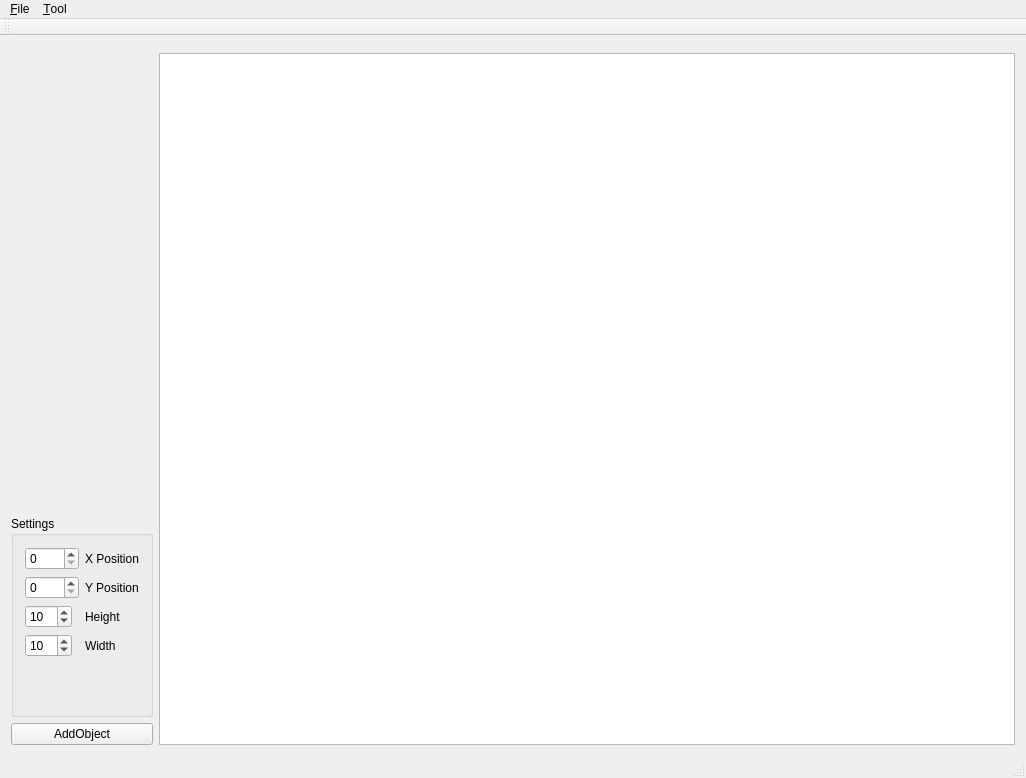
First picture: the form in mainwindow.ui, repository benediktrauch/VectorDrawing, before the edit.
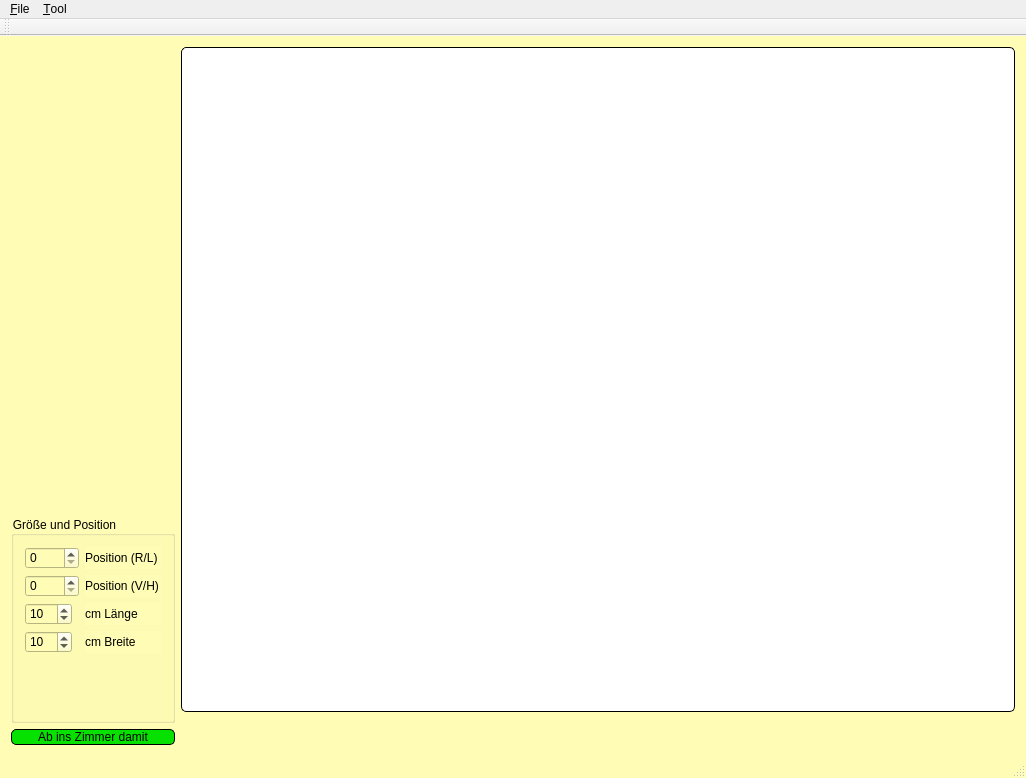
Second picture: the form after the edit. Icons and pictures are not drawn. Custom widgets are drawn as their Qt base class.

Commit message: added rotation, colors and buttons

Patch:
```diff
--- a/mainwindow.ui
+++ b/mainwindow.ui
@@ -17,10 +17,50 @@
    <iconset resource="Images/selecttool.qrc">
     <normaloff>:/new/prefix1/ic_add_box_black_48dp.png</normaloff>:/new/prefix1/ic_add_box_black_48dp.png</iconset>
   </property>
+  <property name="styleSheet">
+   <string notr="true">QMainWindow {
+     background-color: #FFFDB5;
+}</string>
+  </property>
   <widget class="QWidget" name="centralWidget">
+   <property name="styleSheet">
+    <string notr="true">QWidget {
+     background-color: #FFFDB5;
+}</string>
+   </property>
    <layout class="QGridLayout" name="gridLayout">
     <item row="0" column="0">
      <layout class="QGridLayout" name="gridLayout_3">
+      <item row="1" column="3" rowspan="3">
+       <layout class="QGridLayout" name="gridLayout_5">
+        <item row="1" column="0" rowspan="2">
+         <widget class="ObjectSettings" name="objectSettingsWidget" native="true">
+          <property name="minimumSize">
+           <size>
+            <width>0</width>
+            <height>27</height>
+           </size>
+          </property>
+         </widget>
+        </item>
+        <item row="0" column="0">
+         <widget class="QGraphicsView" name="graphicsView">
+          <property name="cursor" stdset="0">
+           <cursorShape>ArrowCursor</cursorShape>
+          </property>
+          <property name="styleSheet">
+           <string notr="true">QWidget {
+	background-color: #FFFFFF; border: 1px solid black;
+	border-radius: 5px;
+}</string>
+          </property>
+          <property name="alignment">
+           <set>Qt::AlignLeading|Qt::AlignLeft|Qt::AlignTop</set>
+          </property>
+         </widget>
+        </item>
+       </layout>
+      </item>
       <item row="3" column="2">
        <layout class="QGridLayout" name="gridLayout_2">
         <item row="5" column="0">
@@ -28,7 +68,7 @@
           <item row="1" column="0">
            <widget class="QGroupBox" name="settingsBox">
             <property name="title">
-             <string>Settings</string>
+             <string>Größe und Position</string>
             </property>
             <layout class="QHBoxLayout" name="horizontalLayout_2">
              <item>
@@ -36,14 +76,14 @@
                <item row="0" column="1">
                 <widget class="QLabel" name="lb_x_pos">
                  <property name="text">
-                  <string>X Position</string>
+                  <string>Position (R/L) </string>
                  </property>
                 </widget>
                </item>
                <item row="1" column="1">
                 <widget class="QLabel" name="lb_y_pos">
                  <property name="text">
-                  <string>Y Position</string>
+                  <string>Position (V/H)</string>
                  </property>
                 </widget>
                </item>
@@ -60,14 +100,14 @@
                <item row="3" column="1">
                 <widget class="QLabel" name="lb_width">
                  <property name="text">
-                  <string>Width</string>
+                  <string>cm Breite</string>
                  </property>
                 </widget>
                </item>
                <item row="2" column="1">
                 <widget class="QLabel" name="lb_height">
                  <property name="text">
-                  <string>Height</string>
+                  <string>cm Länge</string>
                  </property>
                 </widget>
                </item>
@@ -108,8 +148,21 @@
           </item>
           <item row="2" column="0">
            <widget class="QPushButton" name="pb_AddObject">
+            <property name="autoFillBackground">
+             <bool>false</bool>
+            </property>
+            <property name="styleSheet">
+             <string notr="true">QPushButton {
+     background-color: #06E100; border: 1px solid black;
+     border-radius: 5px;
+}</string>
+            </property>
             <property name="text">
-             <string>AddObject</string>
+             <string>Ab ins Zimmer damit</string>
+            </property>
+            <property name="icon">
+             <iconset resource="Images/selecttool.qrc">
+              <normaloff>:/new/prefix1/ic_done_black_24dp.png</normaloff>:/new/prefix1/ic_done_black_24dp.png</iconset>
             </property>
             <property name="checkable">
              <bool>false</bool>
@@ -120,26 +173,6 @@
         </item>
        </layout>
       </item>
-      <item row="1" column="3" rowspan="3">
-       <layout class="QVBoxLayout" name="verticalLayout_2">
-        <item>
-         <widget class="ObjectSettings" name="objectSettingsWidget" native="true"/>
-        </item>
-        <item>
-         <widget class="QGraphicsView" name="graphicsView">
-          <property name="cursor" stdset="0">
-           <cursorShape>ArrowCursor</cursorShape>
-          </property>
-          <property name="styleSheet">
-           <string notr="true"/>
-          </property>
-          <property name="alignment">
-           <set>Qt::AlignLeading|Qt::AlignLeft|Qt::AlignTop</set>
-          </property>
-         </widget>
-        </item>
-       </layout>
-      </item>
       <item row="1" column="2">
        <widget class="DrawingToolSelector" name="drawingToolSelector" native="true"/>
       </item>
```
Left out of the diff: 12 changed lines with no effect on the pictures. The commit also changes 19 other files.
